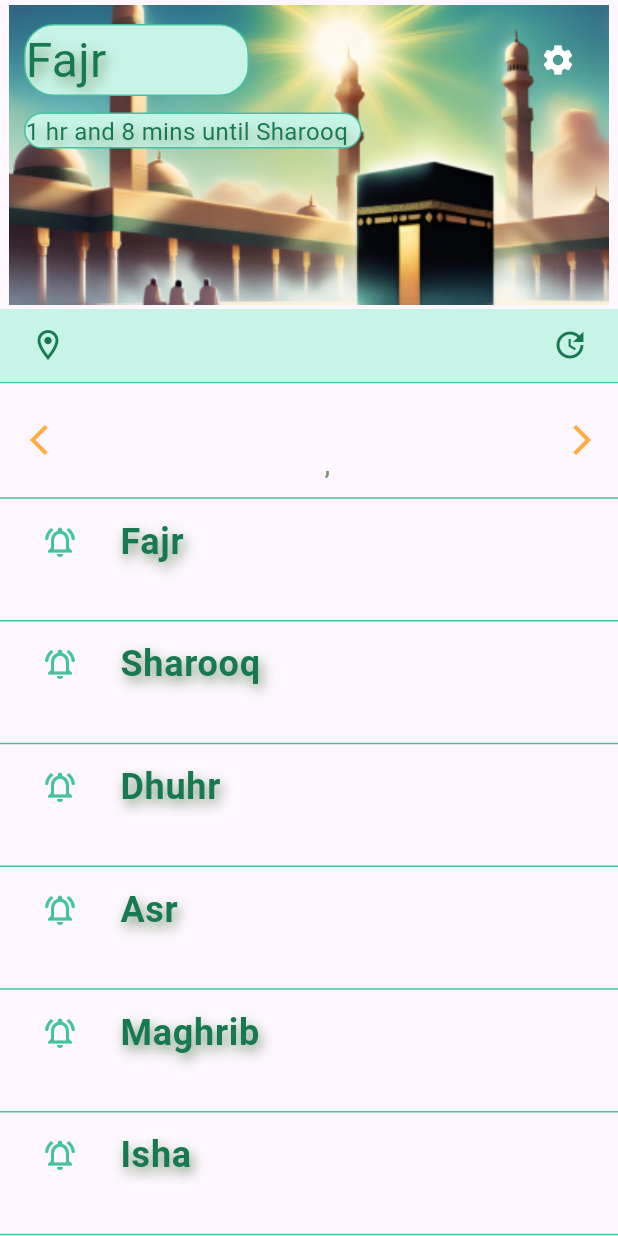
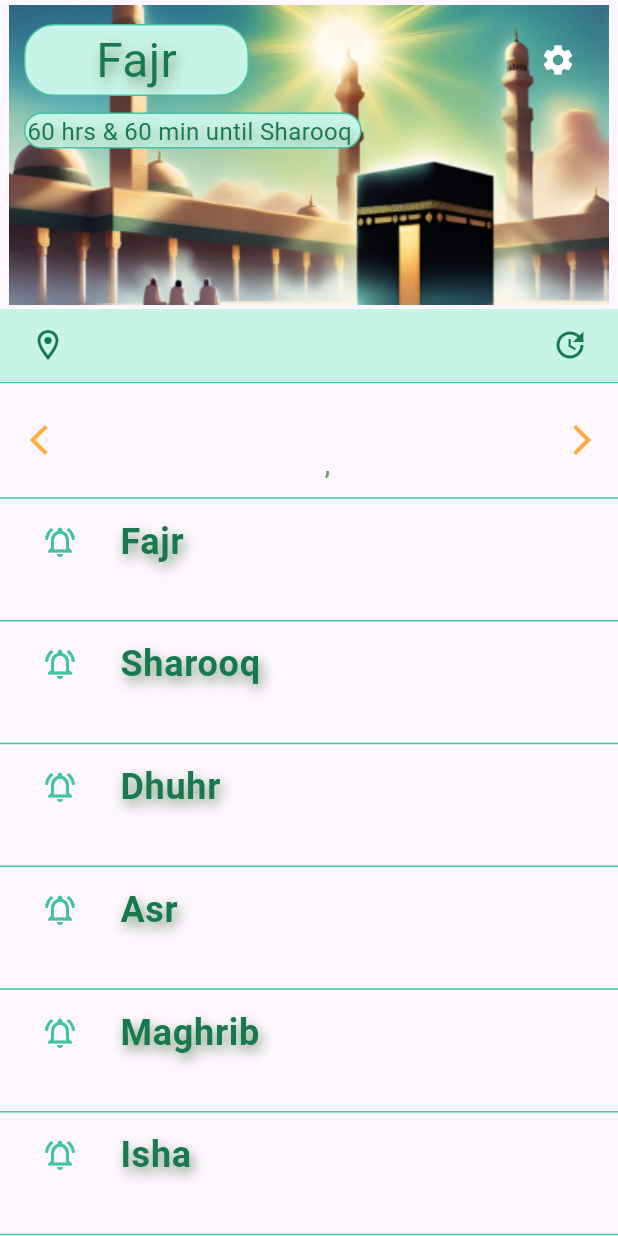
Before and after one commit to Terrence-Beckham/salah_app, a Flutter app: the SalahSuccessView widget shown alone on an empty page, opened directly, on a phone screen of 412 x 824 dp. Run offline on Flutter 3.47's test engine with Material 3 defaults, Android fonts, the phone set to English and light mode, and no system bars; our stand-ins replace bloc, dio, equatable, flutter_bloc, geolocator, hydrated_bloc and 2 more; accounts and stored records are empty; generated files the repository leaves out were written again.

Commit message:
Added the timer to the Cubit

```diff
--- a/lib/salah/cubit/salah_state.dart
+++ b/lib/salah/cubit/salah_state.dart
@@ -1,6 +1,6 @@
 part of 'salah_cubit.dart';
 
-enum SalahStatus { initial, loading, success, failure }
+enum SalahStatus { initial, loading, success, failure, athanPlaying }
 
 enum CurrentSalah { Fajr, Sharooq, Dhuhr, Asr, Maghrib, Isha, unknown }
 
@@ -14,11 +14,16 @@ extension SalahStatusX on SalahStatus {
   bool get isSuccess => this == SalahStatus.success;
 
   bool get isFailure => this == SalahStatus.failure;
+
+  bool get isAthanPlaying => this == SalahStatus.athanPlaying;
 }
 
 @JsonSerializable()
 final class SalahState extends Equatable {
   const SalahState({
+    this.timeToNextSalah = 10000,
+    this.minutesLeft = 60,
+    this.hoursLeft = 60,
     this.status = SalahStatus.initial,
     Salah? salah,
     this.currentSalah = CurrentSalah.Fajr,
@@ -28,7 +33,9 @@ final class SalahState extends Equatable {
   final SalahStatus status;
   final CurrentSalah currentSalah;
   final NextSalah nextSalah;
-
+  final int timeToNextSalah;
+  final int minutesLeft;
+  final int hoursLeft;
   final Salah salah;
 
   SalahState copyWith({
@@ -36,15 +43,29 @@ final class SalahState extends Equatable {
     Salah? salah,
     CurrentSalah? currentSalah,
     NextSalah? nextSalah,
+    int? timeToNextSalah,
+    int? minutesLeft,
+    int? hoursLeft,
   }) {
     return SalahState(
       status: status ?? this.status,
       salah: salah ?? this.salah,
       currentSalah: currentSalah ?? this.currentSalah,
       nextSalah: nextSalah ?? this.nextSalah,
+      timeToNextSalah: timeToNextSalah ?? this.timeToNextSalah,
+      minutesLeft: minutesLeft ?? this.minutesLeft,
+      hoursLeft: hoursLeft ?? this.hoursLeft,
     );
   }
 
   @override
-  List<Object?> get props => [status, salah, nextSalah, currentSalah];
+  List<Object?> get props => [
+        status,
+        salah,
+        nextSalah,
+        currentSalah,
+        timeToNextSalah,
+        minutesLeft,
+        hoursLeft,
+      ];
 }
--- a/lib/salah/view/salah_view.dart
+++ b/lib/salah/view/salah_view.dart
@@ -31,11 +31,21 @@ class SalahView extends StatelessWidget {
   @override
   Widget build(BuildContext context) {
     return Scaffold(
-      body: BlocBuilder<SalahCubit, SalahState>(
+      body: BlocConsumer<SalahCubit, SalahState>(
+        listenWhen: (previous, current) =>
+            previous.currentSalah != current.currentSalah &&
+            previous.currentSalah != CurrentSalah.unknown,
+        listener: (context, state) {
+          context.read<SalahCubit>().fetchSalah();
+        },
+        builder: (context, state) {
+          return BlocBuilder<SalahCubit, SalahState>(
             builder: (context, state) {
               switch (state.status) {
                 case SalahStatus.initial:
                   context.read<SalahCubit>().fetchSalah();
+                  // context.read<SalahCubit>().startTimer();
+
                   return Center(child: Text(state.status.toString()));
                 case SalahStatus.loading:
                   return const Center(
@@ -43,11 +53,15 @@ class SalahView extends StatelessWidget {
                   );
                 case SalahStatus.success:
                   return const SalahSuccessView();
+                case SalahStatus.athanPlaying:
+                  return const AthanPlayer();
                 case SalahStatus.failure:
                   return const Center(
                     child: Text('Check you internet connection and try again'),
                   );
               }
+            },
+          );
         },
       ),
     );
@@ -84,6 +98,7 @@ class SalahSuccessView extends StatelessWidget {
                           Radius.circular(20),
                         ),
                       ),
+                      child: Center(
                         child: Text(
                           state.currentSalah.name,
                           style: const TextStyle(
@@ -105,6 +120,7 @@ class SalahSuccessView extends StatelessWidget {
                         ),
                       ),
                     ),
+                  ),
                   Positioned(
                     top: 75,
                     left: 16,
@@ -118,8 +134,9 @@ class SalahSuccessView extends StatelessWidget {
                           Radius.circular(20),
                         ),
                       ),
-                      child:  Text(
-                        '1 hr and 8 mins until ${state.nextSalah.name} ',
+                      child: Center(
+                        child: Text(
+                          '${state.hoursLeft} hrs & ${state.minutesLeft} min until ${state.nextSalah.name} ',
                           style: const TextStyle(
                             color: Color(0xFF17794F),
                             fontSize: 16,
@@ -135,6 +152,7 @@ class SalahSuccessView extends StatelessWidget {
                                 ), // how much shadow will be shown
                               ),
                             ],
+                          ),
                         ),
                       ),
                     ),
@@ -172,6 +190,7 @@ class SalahSuccessView extends StatelessWidget {
                             context: context,
                             builder: (context) => const AthanPlayer(),
                           );
+                          context.read<SalahCubit>().fetchSalah();
                         },
                         icon: const Icon(
                           Icons.location_on_outlined,
--- a/lib/widgets/athan_player.dart
+++ b/lib/widgets/athan_player.dart
@@ -29,7 +29,10 @@ class AthanPlayer extends StatelessWidget {
                     child: IconButton(
                       onPressed: () {
                         Navigator.of(context).pop();
-                      },
+                        //
+                        // context.read<SalahCubit>().fetchSalah();
+
+                        },
                       icon: const Icon(
                         Icons.close,
                         color: Colors.red,
```
Also changed, not shown: lib/Data/timer_repository.dart (+63 -50 lines), lib/salah/cubit/salah_cubit.dart (+49 -7 lines), packages/salah_repository/lib/src/models/salah.dart (+12 -5 lines). Lines whose indentation alone changed are shown as unchanged.
